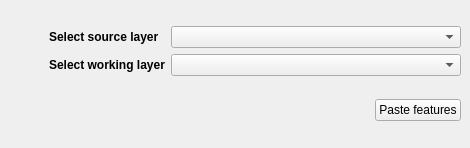
This is naficp/ui/naficp_dockwidget_base.ui in nafi-org/nafi-qgis as Qt 5 draws it before an edit. The edited form follows.
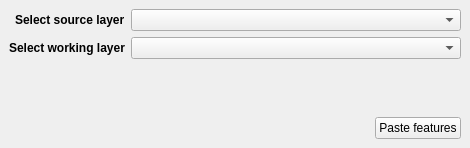
This is the edited form. Custom widgets are drawn as their Qt base class.

Commit message: responsively stack naficp layer labels above dropdowns on narrow docks

```diff
--- a/naficp/ui/naficp_dockwidget_base.ui
+++ b/naficp/ui/naficp_dockwidget_base.ui
@@ -18,7 +18,7 @@
         </property>
         <property name="minimumSize">
             <size>
-                <width>416</width>
+                <width>180</width>
                 <height>148</height>
             </size>
         </property>
@@ -79,44 +79,15 @@
                     </layout>
                 </item>
                 <item row="0" column="0">
-                    <layout class="QHBoxLayout" name="layersLayout">
-                        <item>
-                            <layout class="QVBoxLayout" name="labelsLayout">
-                                <property name="sizeConstraint">
-                                    <enum>QLayout::SetMinimumSize</enum>
-                                </property>
-                                <item>
-                                    <layout class="QHBoxLayout" name="sourceLayerLayout">
-                                        <item>
-                                            <spacer name="sourceLayerSpacer">
-                                                <property name="orientation">
-                                                    <enum>Qt::Horizontal</enum>
-                                                </property>
-                                                <property name="sizeType">
-                                                    <enum>QSizePolicy::Minimum</enum>
-                                                </property>
-                                                <property name="sizeHint" stdset="0">
-                                                    <size>
-                                                        <width>40</width>
-                                                        <height>20</height>
-                                                    </size>
-                                                </property>
-                                            </spacer>
-                                        </item>
-                                        <item>
+                    <layout class="QFormLayout" name="layersLayout">
+                        <property name="rowWrapPolicy">
+                            <enum>QFormLayout::WrapLongRows</enum>
+                        </property>
+                        <property name="labelAlignment">
+                            <set>Qt::AlignRight|Qt::AlignTrailing|Qt::AlignVCenter</set>
+                        </property>
+                        <item row="0" column="0">
                                             <widget class="QLabel" name="sourceLayerLabel">
-                                                <property name="sizePolicy">
-                                                    <sizepolicy hsizetype="Preferred" vsizetype="Minimum">
-                                                        <horstretch>0</horstretch>
-                                                        <verstretch>0</verstretch>
-                                                    </sizepolicy>
-                                                </property>
-                                                <property name="maximumSize">
-                                                    <size>
-                                                        <width>150</width>
-                                                        <height>16777215</height>
-                                                    </size>
-                                                </property>
                                                 <property name="font">
                                                     <font>
                                                         <weight>75</weight>
@@ -128,40 +99,30 @@
                                                 </property>
                                             </widget>
                                         </item>
-                                    </layout>
-                                </item>
-                                <item>
-                                    <layout class="QHBoxLayout" name="workingLayerLayout">
-                                        <item>
-                                            <spacer name="workingLayerSpacer">
-                                                <property name="orientation">
-                                                    <enum>Qt::Horizontal</enum>
-                                                </property>
-                                                <property name="sizeType">
-                                                    <enum>QSizePolicy::Minimum</enum>
-                                                </property>
-                                                <property name="sizeHint" stdset="0">
+                        <item row="0" column="1">
+                            <widget class="QgsMapLayerComboBox" name="sourceLayerComboBox">
+                                <property name="sizePolicy">
+                                    <sizepolicy hsizetype="MinimumExpanding" vsizetype="Fixed">
+                                        <horstretch>0</horstretch>
+                                        <verstretch>0</verstretch>
+                                    </sizepolicy>
+                                </property>
+                                <property name="minimumSize">
+                                    <size>
+                                        <width>80</width>
+                                        <height>0</height>
+                                    </size>
+                                </property>
+                                <property name="maximumSize">
                                                     <size>
-                                                        <width>40</width>
-                                                        <height>20</height>
-                                                    </size>
-                                                </property>
-                                            </spacer>
-                                        </item>
-                                        <item>
+                                        <width>400</width>
+                                        <height>16777215</height>
+                                    </size>
+                                </property>
+                            </widget>
+                        </item>
+                        <item row="1" column="0">
                                             <widget class="QLabel" name="workingLayerLabel">
-                                                <property name="sizePolicy">
-                                                    <sizepolicy hsizetype="Preferred" vsizetype="Minimum">
-                                                        <horstretch>0</horstretch>
-                                                        <verstretch>0</verstretch>
-                                                    </sizepolicy>
-                                                </property>
-                                                <property name="maximumSize">
-                                                    <size>
-                                                        <width>150</width>
-                                                        <height>16777215</height>
-                                                    </size>
-                                                </property>
                                                 <property name="font">
                                                     <font>
                                                         <weight>75</weight>
@@ -173,35 +134,7 @@
                                                 </property>
                                             </widget>
                                         </item>
-                                    </layout>
-                                </item>
-                            </layout>
-                        </item>
-                        <item>
-                            <layout class="QVBoxLayout" name="mapLayerComboBoxLayout">
-                                <item>
-                                    <widget class="QgsMapLayerComboBox" name="sourceLayerComboBox">
-                                        <property name="sizePolicy">
-                                            <sizepolicy hsizetype="MinimumExpanding" vsizetype="Fixed">
-                                                <horstretch>0</horstretch>
-                                                <verstretch>0</verstretch>
-                                            </sizepolicy>
-                                        </property>
-                                        <property name="minimumSize">
-                                            <size>
-                                                <width>200</width>
-                                                <height>0</height>
-                                            </size>
-                                        </property>
-                                        <property name="maximumSize">
-                                            <size>
-                                                <width>400</width>
-                                                <height>16777215</height>
-                                            </size>
-                                        </property>
-                                    </widget>
-                                </item>
-                                <item>
+                        <item row="1" column="1">
                                     <widget class="QgsMapLayerComboBox" name="workingLayerComboBox">
                                         <property name="sizePolicy">
                                             <sizepolicy hsizetype="MinimumExpanding" vsizetype="Fixed">
@@ -211,7 +144,7 @@
                                         </property>
                                         <property name="minimumSize">
                                             <size>
-                                                <width>200</width>
+                                        <width>80</width>
                                                 <height>0</height>
                                             </size>
                                         </property>
@@ -222,8 +155,6 @@
                                             </size>
                                         </property>
                                     </widget>
-                                </item>
-                            </layout>
                         </item>
                     </layout>
                 </item>
```
Lines whose indentation alone changed are shown as unchanged.
